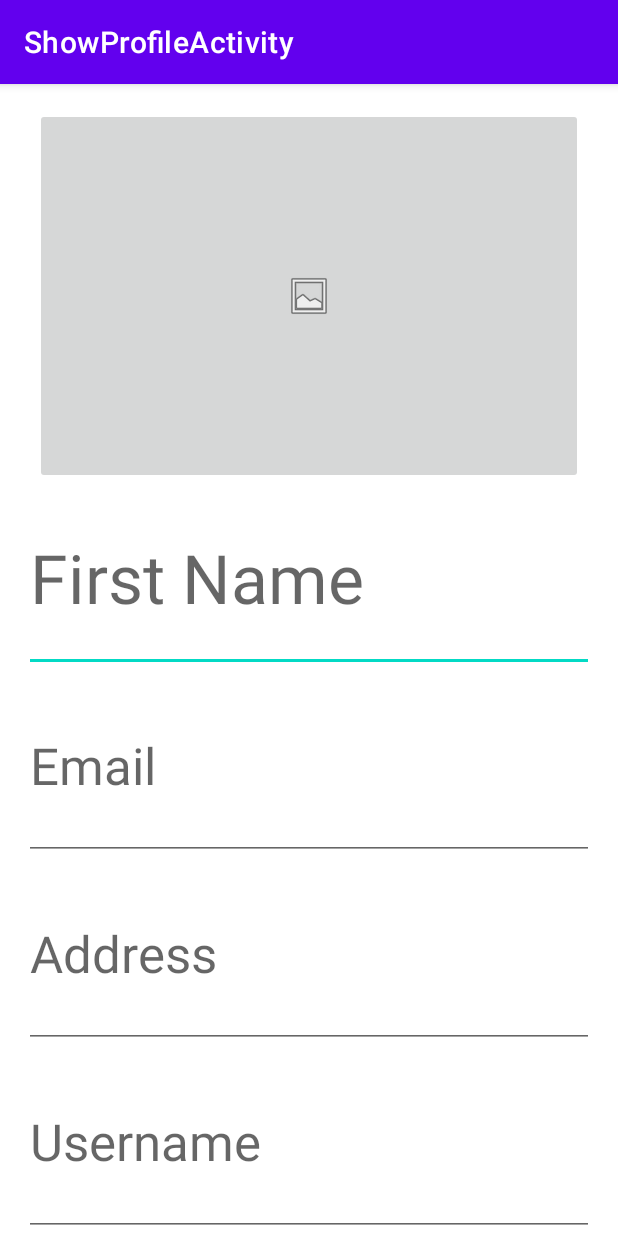
After one commit to stestrippoli/ShowProfileActivity, an Android app: the EditProfileActivity screen opened directly, with no data from a screen before it, on a phone screen of 412 x 824 dp. The commit adds this screen. Run offline under Robolectric (Android 15) with nearby library versions, the phone set to English and light mode, and no system bars.

Commit message:
edit activity completed

```diff
--- a/app/build.gradle
+++ b/app/build.gradle
@@ -1,6 +1,8 @@
 plugins {
     id 'com.android.application'
     id 'org.jetbrains.kotlin.android'
+    id 'kotlin-android-extensions'
+
 }
 
 android {
--- a/app/src/main/AndroidManifest.xml
+++ b/app/src/main/AndroidManifest.xml
@@ -10,6 +10,9 @@
         android:supportsRtl="true"
         android:theme="@style/Theme.ShowProfileActivity">
         <activity
+            android:name=".EditProfileActivity"
+            android:exported="false" />
+        <activity
             android:name=".MainActivity"
             android:exported="true">
             <intent-filter>
--- /dev/null
+++ b/app/src/main/java/com/example/showprofileactivity/EditProfileActivity.kt
@@ -0,0 +1,26 @@
+package com.example.showprofileactivity
+
+import androidx.appcompat.app.AppCompatActivity
+import android.os.Bundle
+import android.view.ContextMenu
+import android.view.MenuInflater
+import android.view.View
+import kotlinx.android.synthetic.main.activity_edit_profile.*
+
+class EditProfileActivity : AppCompatActivity() {
+    override fun onCreate(savedInstanceState: Bundle?) {
+        super.onCreate(savedInstanceState)
+        setContentView(R.layout.activity_edit_profile)
+        registerForContextMenu(imagebtn)
+    }
+
+    override fun onCreateContextMenu(
+        menu: ContextMenu?,
+        v: View?,
+        menuInfo: ContextMenu.ContextMenuInfo?
+    ) {
+        super.onCreateContextMenu(menu, v, menuInfo)
+        val inflater: MenuInflater = menuInflater
+        inflater.inflate(R.menu.image_menu, menu)
+    }
+}
--- a/app/src/main/java/com/example/showprofileactivity/MainActivity.kt
+++ b/app/src/main/java/com/example/showprofileactivity/MainActivity.kt
@@ -4,12 +4,14 @@ import androidx.appcompat.app.AppCompatActivity
 import android.os.Bundle
 import android.view.Menu
 import android.view.MenuInflater
+import android.widget.Button
 
 
 class MainActivity : AppCompatActivity() {
+
     override fun onCreate(savedInstanceState: Bundle?) {
         super.onCreate(savedInstanceState)
-        setContentView(R.layout.activity_main)
+        setContentView(R.layout.activity_show_profile)
     }
     override fun onCreateOptionsMenu(menu: Menu): Boolean {
         val inflater: MenuInflater = menuInflater
--- /dev/null
+++ b/app/src/main/res/layout-land/activity_edit_profile.xml
@@ -0,0 +1,92 @@
+<?xml version="1.0" encoding="utf-8"?>
+<androidx.constraintlayout.widget.ConstraintLayout xmlns:android="http://schemas.android.com/apk/res/android"
+    xmlns:app="http://schemas.android.com/apk/res-auto"
+    xmlns:tools="http://schemas.android.com/tools"
+    android:layout_width="match_parent"
+    android:layout_height="match_parent"
+    tools:context=".MainActivity">
+
+    <ImageButton
+        android:id="@+id/imagebtn"
+        android:layout_width="0dp"
+
+        android:layout_height="235dp"
+        android:layout_marginStart="16dp"
+        android:layout_marginEnd="16dp"
+        android:contentDescription="@string/propic"
+        app:layout_constraintBottom_toBottomOf="parent"
+        app:layout_constraintEnd_toStartOf="@+id/address"
+        app:layout_constraintHorizontal_weight="1"
+        app:layout_constraintStart_toStartOf="parent"
+        app:layout_constraintTop_toTopOf="parent"
+        app:srcCompat="@android:drawable/ic_menu_gallery" />
+    <EditText
+
+        android:id="@+id/name"
+        android:autofillHints="name"
+        android:inputType="textPersonName"
+        android:hint="@string/name"
+        android:textAppearance="@style/TextAppearance.AppCompat.Large"
+        android:layout_width="0dp"
+        android:layout_height="wrap_content"
+        android:layout_marginStart="16dp"
+        android:layout_marginEnd="16dp"
+        app:layout_constraintBottom_toTopOf="@+id/email"
+        app:layout_constraintEnd_toEndOf="parent"
+        app:layout_constraintHorizontal_bias="0.0"
+        app:layout_constraintHorizontal_weight="2"
+        app:layout_constraintStart_toEndOf="@+id/imagebtn"
+        app:layout_constraintTop_toTopOf="parent"
+        app:layout_constraintVertical_chainStyle="spread" />
+
+    <EditText
+        android:id="@+id/address"
+        android:inputType="textPostalAddress"
+        android:layout_width="0dp"
+        android:layout_height="wrap_content"
+        android:autofillHints="postalAddress"
+        android:layout_marginEnd="16dp"
+        android:hint="@string/address"
+        android:textAppearance="@style/TextAppearance.AppCompat.Medium"
+        app:layout_constraintBottom_toTopOf="@+id/nickname"
+        app:layout_constraintEnd_toEndOf="parent"
+        app:layout_constraintHorizontal_weight="2"
+        app:layout_constraintStart_toEndOf="@+id/imagebtn"
+        app:layout_constraintTop_toBottomOf="@+id/email" />
+
+
+    <EditText
+        android:id="@+id/email"
+        android:inputType="textEmailAddress"
+        android:hint="@string/email"
+        android:textAppearance="@style/TextAppearance.AppCompat.Medium"
+        android:autofillHints="emailAddress"
+        android:layout_width="0dp"
+        android:layout_height="wrap_content"
+        android:layout_marginStart="16dp"
+        android:layout_marginEnd="16dp"
+        app:layout_constraintBottom_toTopOf="@+id/address"
+        app:layout_constraintEnd_toEndOf="parent"
+        app:layout_constraintHorizontal_bias="1.0"
+        app:layout_constraintHorizontal_weight="2"
+        app:layout_constraintStart_toEndOf="@+id/imagebtn"
+        app:layout_constraintTop_toBottomOf="@+id/name" />
+
+    <EditText
+        android:id="@+id/nickname"
+        android:inputType="text"
+        android:autofillHints="username"
+        android:hint="@string/username"
+        android:textAppearance="@style/TextAppearance.AppCompat.Medium"
+        android:layout_width="0dp"
+        android:layout_height="wrap_content"
+        android:layout_marginStart="16dp"
+        android:layout_marginEnd="16dp"
+        app:layout_constraintBottom_toBottomOf="parent"
+        app:layout_constraintEnd_toEndOf="parent"
+        app:layout_constraintStart_toEndOf="@+id/imagebtn"
+        app:layout_constraintTop_toBottomOf="@+id/address" />
+
+
+
+</androidx.constraintlayout.widget.ConstraintLayout>
--- /dev/null
+++ b/app/src/main/res/layout/activity_edit_profile.xml
@@ -0,0 +1,99 @@
+<?xml version="1.0" encoding="utf-8"?>
+<androidx.constraintlayout.widget.ConstraintLayout xmlns:android="http://schemas.android.com/apk/res/android"
+    xmlns:app="http://schemas.android.com/apk/res-auto"
+    xmlns:tools="http://schemas.android.com/tools"
+    android:layout_width="match_parent"
+    android:layout_height="match_parent"
+    app:layout_constraintDimensionRatio="v,2:3"
+    tools:context=".MainActivity">
+
+    <ImageButton
+        android:id="@+id/imagebtn"
+        android:contentDescription="@string/propic"
+        app:srcCompat="@android:drawable/ic_menu_gallery"
+        app:layout_constraintBottom_toTopOf="@+id/name"
+        android:layout_width="365dp"
+        android:layout_height="0dp"
+        android:layout_marginStart="16dp"
+        android:layout_marginTop="16dp"
+        android:layout_marginEnd="16dp"
+        app:layout_constraintEnd_toEndOf="parent"
+        app:layout_constraintStart_toStartOf="parent"
+        app:layout_constraintTop_toTopOf="parent"
+        app:layout_constraintVertical_chainStyle="packed"
+        app:layout_constraintVertical_weight="1"
+         />
+    <EditText
+        android:id="@+id/name"
+        android:autofillHints="name"
+        android:inputType="textPersonName"
+        android:layout_width="0dp"
+        android:layout_height="0dp"
+        android:layout_marginStart="16dp"
+        android:layout_marginEnd="16dp"
+        android:hint="@string/name"
+        android:textAppearance="@style/TextAppearance.AppCompat.Display2"
+        app:layout_constraintBottom_toTopOf="@+id/email"
+        app:layout_constraintEnd_toEndOf="parent"
+        app:layout_constraintHorizontal_bias="0.0"
+        app:layout_constraintStart_toStartOf="parent"
+        app:layout_constraintTop_toBottomOf="@+id/imagebtn"
+        app:layout_constraintVertical_weight="0.5" />
+
+    <EditText
+        android:id="@+id/email"
+        android:inputType="textEmailAddress"
+        android:autofillHints="emailAddress"
+
+        android:layout_width="0dp"
+        android:layout_height="0dp"
+        android:layout_marginStart="16dp"
+        android:layout_marginEnd="16dp"
+        android:hint="@string/email"
+        android:textAppearance="@style/TextAppearance.AppCompat.Display1"
+        app:layout_constraintBottom_toTopOf="@+id/address"
+        app:layout_constraintEnd_toEndOf="parent"
+        app:layout_constraintHorizontal_bias="0.0"
+        app:layout_constraintStart_toStartOf="parent"
+        app:layout_constraintTop_toBottomOf="@+id/name"
+        app:layout_constraintVertical_weight="0.5" />
+
+    <EditText
+
+        android:id="@+id/address"
+        android:inputType="textPostalAddress"
+        android:autofillHints="postalAddress"
+
+        android:layout_width="0dp"
+        android:layout_height="0dp"
+        android:layout_marginStart="16dp"
+        android:layout_marginEnd="16dp"
+        android:hint="@string/address"
+        android:textAppearance="@style/TextAppearance.AppCompat.Display1"
+        app:layout_constraintBottom_toTopOf="@+id/nickname"
+        app:layout_constraintEnd_toEndOf="parent"
+        app:layout_constraintHorizontal_bias="0.024"
+        app:layout_constraintStart_toStartOf="parent"
+        app:layout_constraintTop_toBottomOf="@+id/email"
+        app:layout_constraintVertical_weight="0.5" />
+
+    <EditText
+        android:id="@+id/nickname"
+        android:inputType="text"
+        android:layout_width="0dp"
+        android:layout_height="0dp"
+        android:layout_marginStart="16dp"
+        android:layout_marginEnd="16dp"
+        android:hint="@string/username"
+        android:autofillHints="username"
+        android:textAppearance="@style/TextAppearance.AppCompat.Display1"
+        app:layout_constraintBottom_toBottomOf="parent"
+        app:layout_constraintEnd_toEndOf="parent"
+        app:layout_constraintHorizontal_bias="0.024"
+        app:layout_constraintStart_toStartOf="parent"
+        app:layout_constraintTop_toBottomOf="@+id/address"
+        app:layout_constraintVertical_weight="0.5" />
+
+
+
+</androidx.constraintlayout.widget.ConstraintLayout>
--- a/app/src/main/res/layout/activity_main.xml
+++ b/app/src/main/res/layout/activity_show_profile.xml
@@ -9,12 +9,12 @@
 
     <ImageView
         android:id="@+id/profilepic"
+        android:contentDescription="@string/propic"
         android:layout_width="365dp"
         android:layout_height="0dp"
         android:layout_marginStart="16dp"
         android:layout_marginTop="16dp"
         android:layout_marginEnd="16dp"
-        android:contentDescription="@string/propic"
         app:layout_constraintBottom_toTopOf="@+id/textView3"
         app:layout_constraintEnd_toEndOf="parent"
         app:layout_constraintStart_toStartOf="parent"
@@ -25,12 +25,12 @@
 
     <TextView
         android:id="@+id/address"
+        android:text="@string/address"
+        android:textAppearance="@style/TextAppearance.AppCompat.Display1"
         android:layout_width="0dp"
         android:layout_height="0dp"
         android:layout_marginStart="16dp"
         android:layout_marginEnd="16dp"
-        android:text="@string/address"
-        android:textAppearance="@style/TextAppearance.AppCompat.Display1"
         app:layout_constraintBottom_toTopOf="@+id/nickname"
         app:layout_constraintEnd_toEndOf="parent"
         app:layout_constraintHorizontal_bias="0.024"
@@ -40,12 +40,13 @@
 
     <TextView
         android:id="@+id/email"
+
+        android:text="@string/email"
+        android:textAppearance="@style/TextAppearance.AppCompat.Display1"
         android:layout_width="0dp"
         android:layout_height="0dp"
         android:layout_marginStart="16dp"
         android:layout_marginEnd="16dp"
-        android:text="@string/email"
-        android:textAppearance="@style/TextAppearance.AppCompat.Display1"
         app:layout_constraintBottom_toTopOf="@+id/address"
         app:layout_constraintEnd_toEndOf="parent"
         app:layout_constraintHorizontal_bias="0.0"
@@ -55,12 +56,13 @@
 
     <TextView
         android:id="@+id/nickname"
+
+        android:text="@string/username"
+        android:textAppearance="@style/TextAppearance.AppCompat.Display1"
         android:layout_width="0dp"
         android:layout_height="0dp"
         android:layout_marginStart="16dp"
         android:layout_marginEnd="16dp"
-        android:text="@string/username"
-        android:textAppearance="@style/TextAppearance.AppCompat.Display1"
         app:layout_constraintBottom_toBottomOf="parent"
         app:layout_constraintEnd_toEndOf="parent"
         app:layout_constraintHorizontal_bias="0.024"
@@ -70,12 +72,13 @@
 
     <TextView
         android:id="@+id/textView3"
+        android:text="@string/name"
+        android:textAppearance="@style/TextAppearance.AppCompat.Display2"
+
         android:layout_width="0dp"
         android:layout_height="0dp"
         android:layout_marginStart="16dp"
         android:layout_marginEnd="16dp"
-        android:text="@string/name"
-        android:textAppearance="@style/TextAppearance.AppCompat.Display2"
         app:layout_constraintBottom_toTopOf="@+id/email"
         app:layout_constraintEnd_toEndOf="parent"
         app:layout_constraintHorizontal_bias="0.0"
--- /dev/null
+++ b/app/src/main/res/menu/image_menu.xml
@@ -0,0 +1,6 @@
+<?xml version="1.0" encoding="utf-8"?>
+<menu
+    xmlns:android="http://schemas.android.com/apk/res/android">
+    <item android:title="@string/camera" />
+    <item android:title="@string/gallery" />
+</menu>
--- a/app/src/main/res/values/strings.xml
+++ b/app/src/main/res/values/strings.xml
@@ -5,7 +5,10 @@
     <string name="username">Username</string>
     <string name="email">Email</string>
     <string name="propic">Your Profile Picture</string>
+
     <string name="modify">Modify your profile</string>
 
+    <string name="camera">Use camera to take picture</string>
+    <string name="gallery">Select an image from the phone gallery</string>
 
 </resources>
```
Also changed, not shown: app/src/main/res/layout-land/activity_show_profile.xml (renamed from app/src/main/res/layout-land/activity_main.xml).
